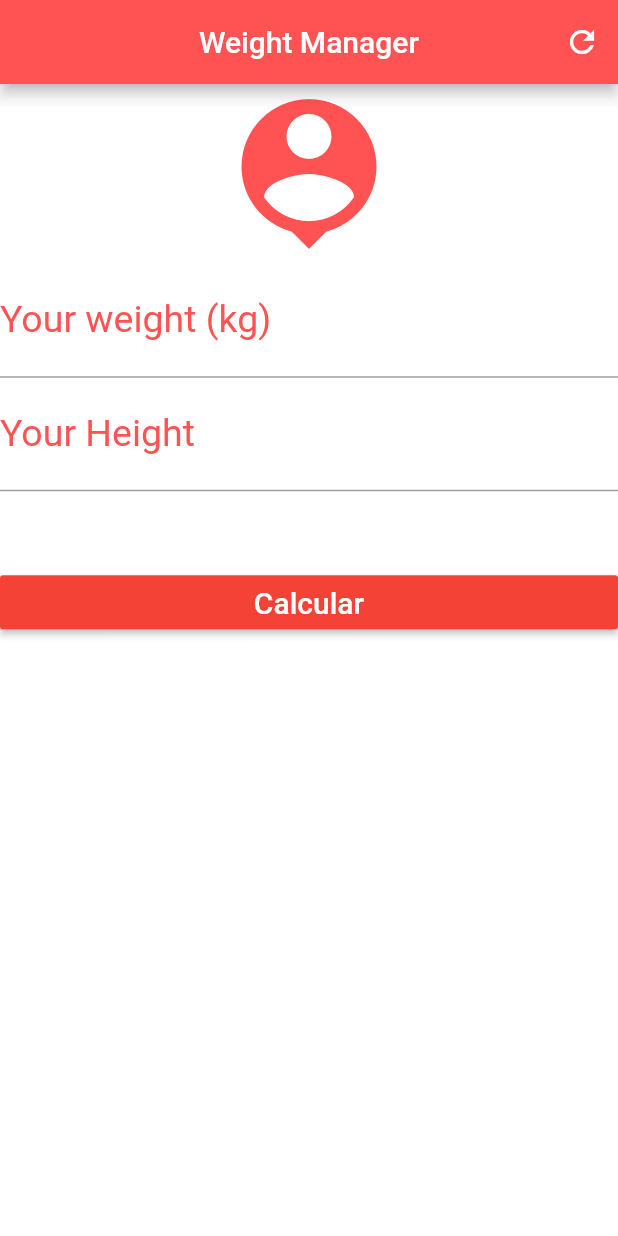
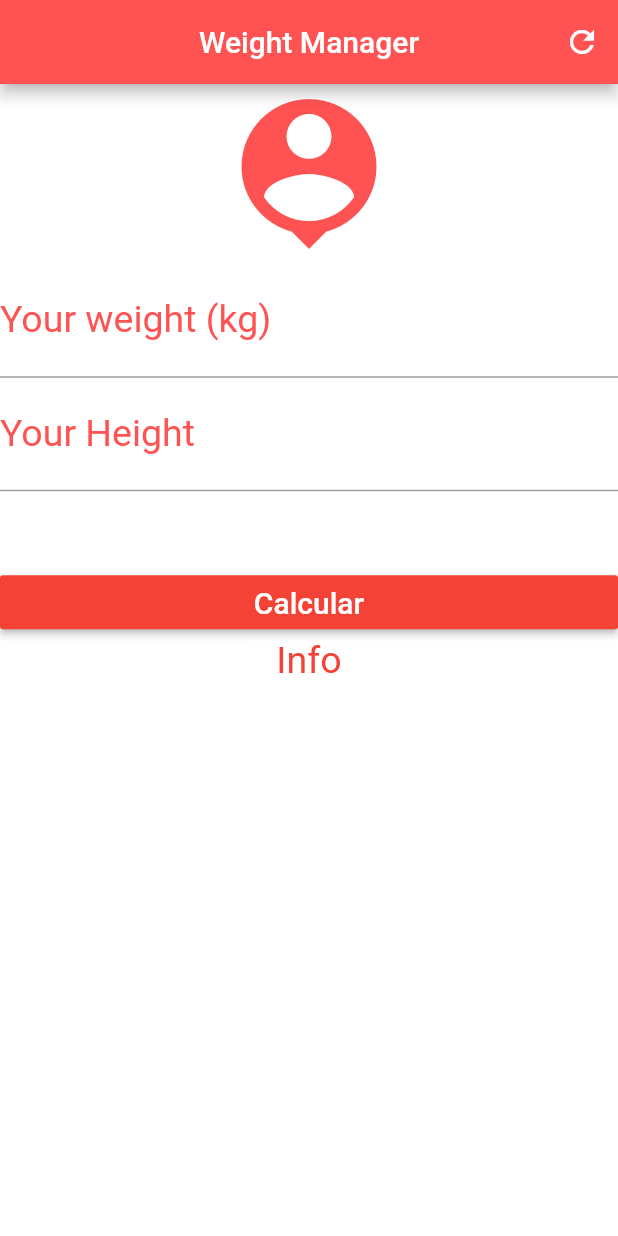
Before and after one commit to BulletSentence/Weight_Flutter, a Flutter app: the screen it shows after launch, on a phone screen of 412 x 824 dp. Run offline on Flutter 3.47's test engine with Material 2 defaults, Android fonts, the phone set to English and light mode, and no system bars.

```diff
--- a/lib/main.dart
+++ b/lib/main.dart
@@ -29,7 +29,8 @@ class _HomeState extends State<Home> {
           ],
       ),
       backgroundColor: Colors.white,
-      body: Column(
+      body: SingleChildScrollView(
+        child: Column(
           crossAxisAlignment: CrossAxisAlignment.stretch,
           children: <Widget>[
             Icon(Icons.person_pin, size: 120, color: Colors.redAccent),
@@ -69,8 +70,15 @@ class _HomeState extends State<Home> {
               ),
               color: Colors.red,
             ),
+            Text("Info",
+              textAlign: TextAlign.center,
+              style: TextStyle(
+                color: Colors.red,
+                fontSize: 25,
+              ),)
           ],
         ),
+      )
     );
   }
 }
```
Lines whose indentation alone changed are shown as unchanged.
